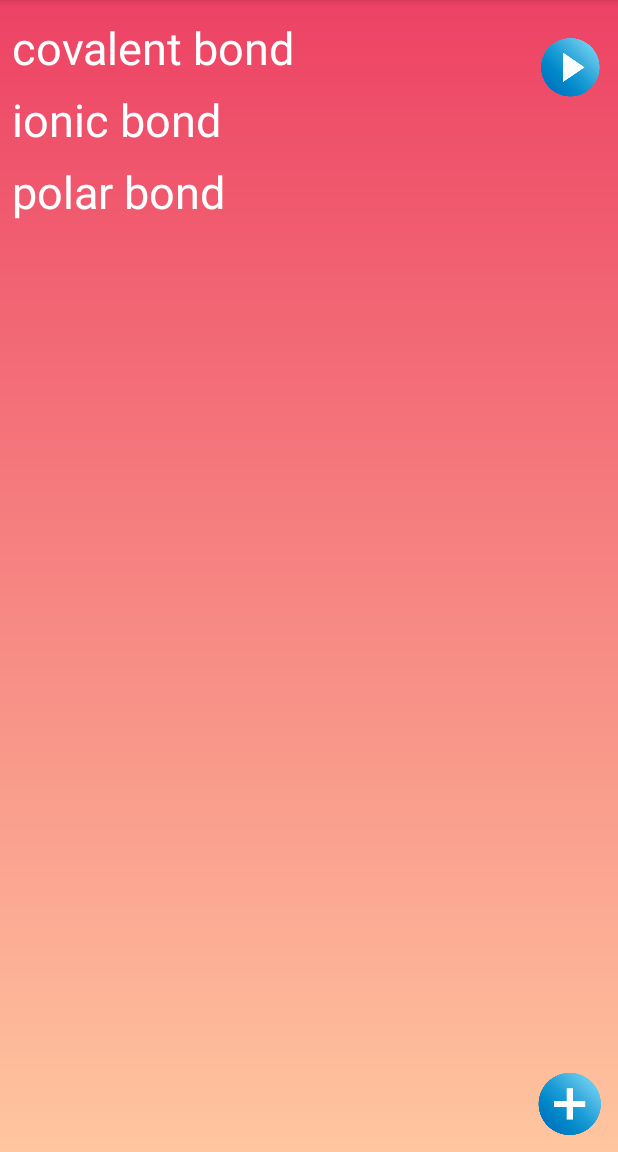
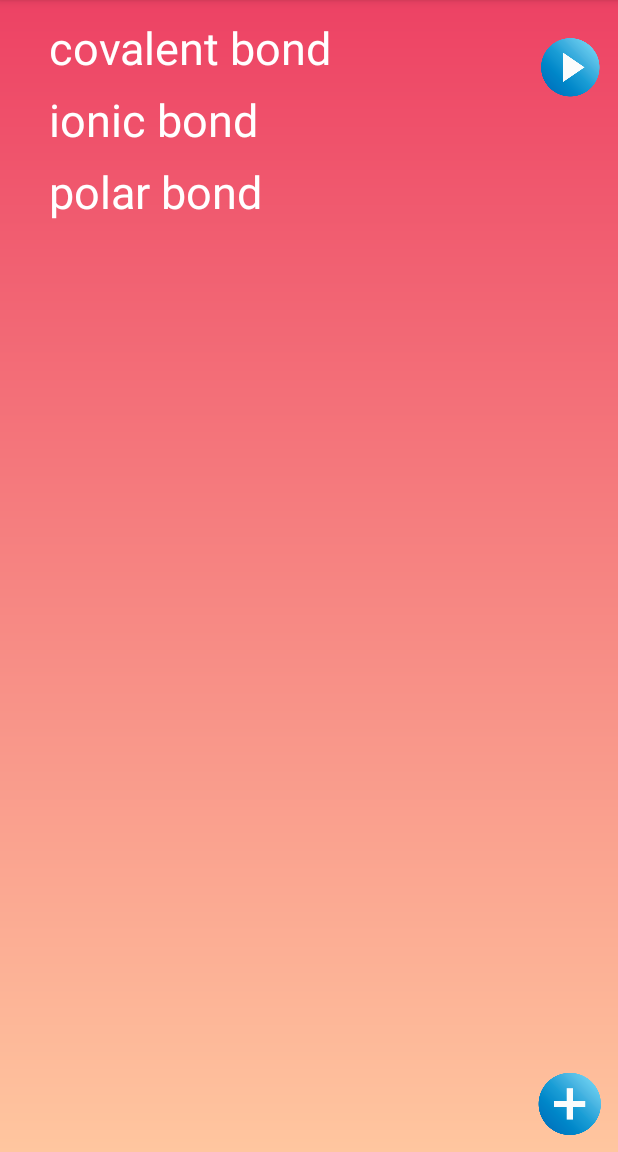
Before and after one commit to joeyaronson/flashcards, an Android app: the cards screen opened directly, with no data from a screen before it, on a phone screen of 412 x 824 dp, the part 84-1236 px from its top. Run offline under Robolectric (Android 15) with nearby library versions, the phone set to English and light mode, and no system bars; 1 statement that could not run was skipped.

Commit message:
layout fixed

```diff
--- a/app/src/main/res/layout/activity_cards.xml
+++ b/app/src/main/res/layout/activity_cards.xml
@@ -41,10 +41,10 @@
 
     <ListView
         android:id="@+id/cardList"
-        android:layout_width="wrap_content"
-        android:layout_height="wrap_content"
+        android:layout_width="355dp"
+        android:layout_height="446dp"
         android:layout_marginBottom="8dp"
-        android:layout_marginLeft="24dp"
+        android:layout_marginLeft="16dp"
         android:layout_marginRight="8dp"
         android:layout_marginTop="8dp"
         android:divider="@null"
--- a/app/src/main/res/layout/activity_sets.xml
+++ b/app/src/main/res/layout/activity_sets.xml
@@ -9,10 +9,10 @@
 
     <ListView
         android:id="@+id/setList"
-        android:layout_width="wrap_content"
-        android:layout_height="wrap_content"
+        android:layout_width="355dp"
+        android:layout_height="446dp"
         android:layout_marginBottom="8dp"
-        android:layout_marginLeft="32dp"
+        android:layout_marginLeft="16dp"
         android:layout_marginRight="8dp"
         android:layout_marginTop="8dp"
         android:divider="@null"
```
Also changed, not shown: app/src/main/java/ucsc/flashcards/MainActivity.java (+49 -3 lines), app/src/main/res/layout/activity_main.xml (+8 -6 lines).
